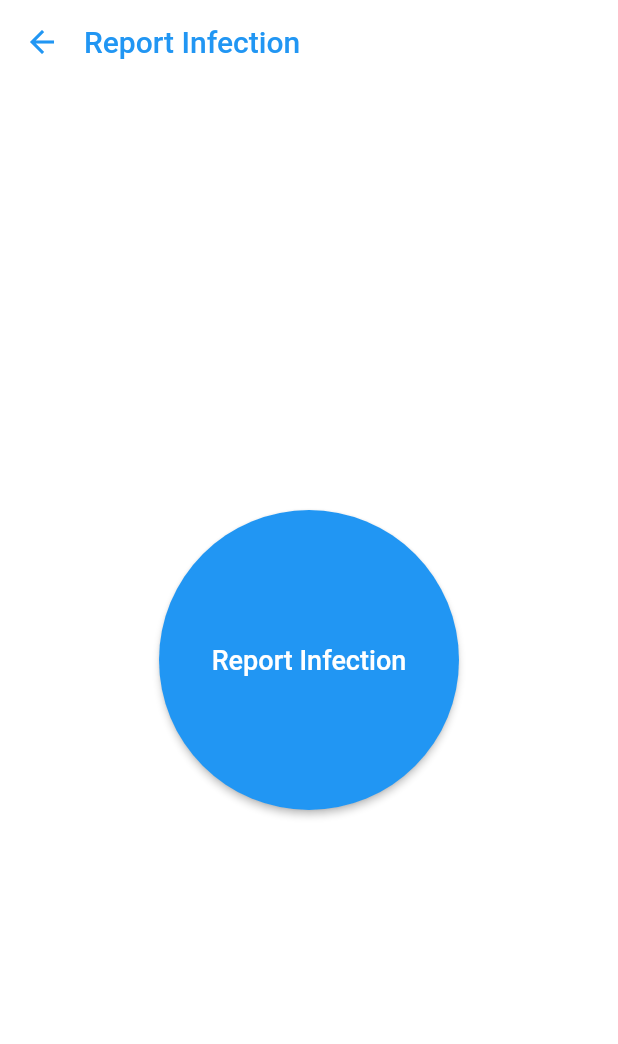
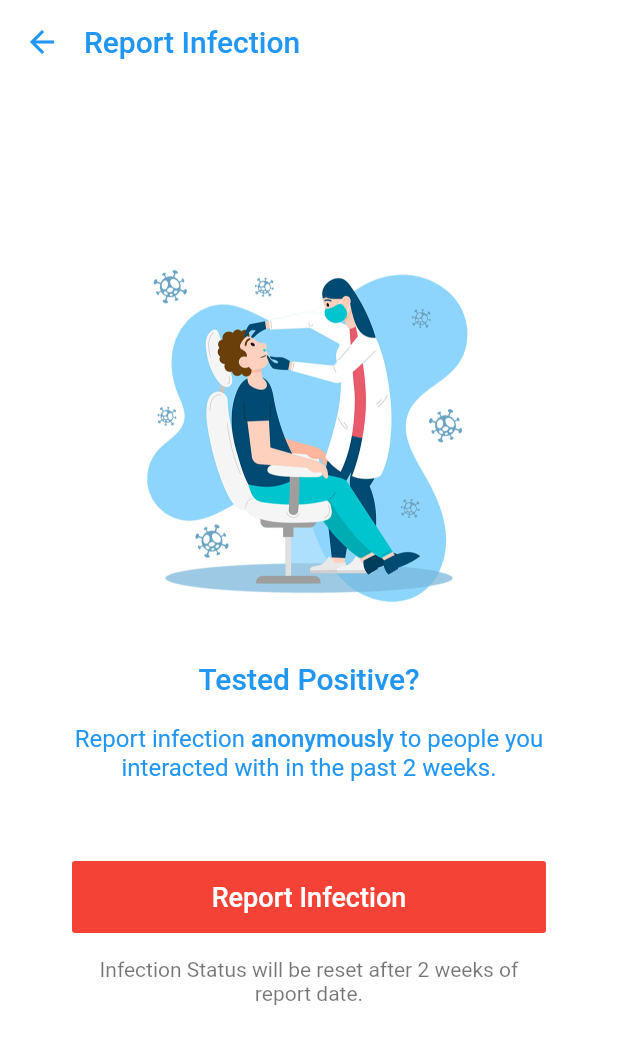
Before and after one commit to WaleedHashmi2310/Bluetooth-Low-Energy-Contact-Tracing-for-Covid-19, a Flutter app: the Home screen opened directly, in the side drawer, after a tap on "Report Infection", on a phone screen of 412 x 824 dp. Shown: the top 1044 px of the screen. Run offline on Flutter 3.47's test engine with Material 2 defaults, Android fonts, the phone set to English and light mode, and no system bars; our stand-ins replace cloud_firestore, firebase_auth, firebase_core, flutter_map, flutter_mobx, geolocator and 4 more; missing offline and left inert: beacon_broadcast, beacons_plugin, numeric_keyboard; accounts and stored records are empty; generated files the repository leaves out were written again; statements that could not run were skipped.

Commit message:
Report/Check

```diff
--- a/lib/pages/app_broadcasting.dart
+++ b/lib/pages/app_broadcasting.dart
@@ -83,7 +83,10 @@ class _BroadcastState extends State<Broadcast> {
   @override
   Widget build(BuildContext context) {
     return Container(
+      child: Center(
         child: Column(
+          mainAxisAlignment: MainAxisAlignment.center,
+          crossAxisAlignment: CrossAxisAlignment.center,
           children: [
             Obx(
               () => broadcastReadyAuthorization != true
@@ -100,14 +103,15 @@ class _BroadcastState extends State<Broadcast> {
                     ? Center(child: Text('Enable Location'),)
                     : Container()
             ),
-          Text('Beacon Data',
-              style: Theme.of(context).textTheme.headline5),
-          Text('UUID: $uuid', style: TextStyle(color: Colors.black)),
-          Text('Major id: $majorId', style: TextStyle(color: Colors.black)),
-          Text('Minor id: $minorId', style: TextStyle(color: Colors.black) ),
-          Text('Tx Power: $transmissionPower', style: TextStyle(color: Colors.black)),
-          Text('Extra data: $extraData', style: TextStyle(color: Colors.black)),
+            // Text('Beacon Data',
+            //     style: Theme.of(context).textTheme.headline5),
+            // Text('UUID: $uuid', style: TextStyle(color: Colors.black)),
+            // Text('Major id: $majorId', style: TextStyle(color: Colors.black)),
+            // Text('Minor id: $minorId', style: TextStyle(color: Colors.black) ),
+            // Text('Tx Power: $transmissionPower', style: TextStyle(color: Colors.black)),
+            // Text('Extra data: $extraData', style: TextStyle(color: Colors.black)),
           ],
+        ),
       ),
     );
   }
--- a/lib/pages/app_scanning.dart
+++ b/lib/pages/app_scanning.dart
@@ -153,13 +153,14 @@ class _ScanState extends State<Scan> {
                 crossAxisAlignment: CrossAxisAlignment.center,
                 mainAxisAlignment: MainAxisAlignment.center,
                 children: <Widget>[
-                  Text('$myData' ,style: TextStyle(fontSize: 16.0, color: Colors.black)),
-                  // if (_currentPosition != null) Text(
-                  //     "LAT: ${_currentPosition.latitude}, LNG: ${_currentPosition.longitude}"),
-                  Padding(
-                    padding: EdgeInsets.all(10.0),
-                  ),
-                  Text('$_nrMessaggesReceived', style: TextStyle(color: Colors.red)),
+                  Container(),
+                  // Text('$myData' ,style: TextStyle(fontSize: 16.0, color: Colors.black)),
+                  // // if (_currentPosition != null) Text(
+                  // //     "LAT: ${_currentPosition.latitude}, LNG: ${_currentPosition.longitude}"),
+                  // Padding(
+                  //   padding: EdgeInsets.all(10.0),
+                  // ),
+                  // Text('$_nrMessaggesReceived', style: TextStyle(color: Colors.red)),
                   // Container(
                   //   height: MediaQuery.of(context).size.height/1.16,
                   //   width: MediaQuery.of(context).size.width/1.16,
--- a/lib/pages/home.dart
+++ b/lib/pages/home.dart
@@ -126,7 +126,7 @@ class _HomeState extends State<Home> with WidgetsBindingObserver {
                       ),
                       ListTile(
                           leading: Icon(Icons.label_important_outlined),
-                          title: Text('Report Infection'),
+                          title: Text('Report Infection', style: TextStyle(fontSize: 16.0, color: Colors.black)),
                           onTap: () => {
                             Navigator.push(
                               context,
@@ -136,7 +136,7 @@ class _HomeState extends State<Home> with WidgetsBindingObserver {
                       ),
                       ListTile(
                           leading: Icon(Icons.label_important_outlined),
-                          title: Text('Check for Exposure'),
+                          title: Text('Check for Exposure', style: TextStyle(fontSize: 16.0, color: Colors.black)),
                           onTap: () => {
                             Navigator.push(
                               context,
@@ -147,7 +147,7 @@ class _HomeState extends State<Home> with WidgetsBindingObserver {
 
                       ListTile(
                           leading: Icon(Icons.exit_to_app, color: Colors.red[400],),
-                          title:Text('Sign Out', style: TextStyle(color: Colors.red[400]),),
+                          title:Text('Sign Out', style: TextStyle(color: Colors.red[400],fontSize: 16.0)),
                           onTap: () {
                             loginStore.signOut(context);
                           }
--- a/lib/pages/report.dart
+++ b/lib/pages/report.dart
@@ -1,6 +1,8 @@
 import 'package:contact_tracing/stores/login_store.dart';
 import 'package:flutter/material.dart';
 import 'package:cloud_firestore/cloud_firestore.dart';
+
+import '../theme.dart';
 class Report extends StatefulWidget {
   @override
   _ReportState createState() => _ReportState();
@@ -8,7 +10,7 @@ class Report extends StatefulWidget {
 
 class _ReportState extends State<Report> {
 
-  bool _hasBeenPressed = false;
+  String _hasBeenPressed;
   String user;
 
   Future<void> setInfected(String docID) async{
@@ -29,7 +31,7 @@ class _ReportState extends State<Report> {
           });
         }
         setState(() {
-          _hasBeenPressed = true;
+          _hasBeenPressed = 'Yes';
         });
       });
     } catch (e) {
@@ -50,13 +52,13 @@ class _ReportState extends State<Report> {
         if (doc.exists){
           exists = true;
           setState(() {
-            _hasBeenPressed = true;
+            _hasBeenPressed = 'Yes';
           });
         }
         else{
           exists = false;
           setState(() {
-            _hasBeenPressed = false;
+            _hasBeenPressed = 'No';
           });
         }
       });
@@ -74,7 +76,7 @@ class _ReportState extends State<Report> {
         appBar: AppBar(
           title: Text(
               'Report Infection',
-            style: TextStyle(color: Colors.blue),
+              style: TextStyle(fontSize: 20.0, color: Colors.blue),
           ),
           titleSpacing: 0.0,
           elevation: 0.0,
@@ -85,20 +87,90 @@ class _ReportState extends State<Report> {
               onPressed: () => Navigator.pop(context)),
         ),
       body: Center(
-        child: Row(
+        child: (_hasBeenPressed == null)? CircularProgressIndicator():
+        Container(
+          child: (_hasBeenPressed == 'No')? Column(
             mainAxisAlignment: MainAxisAlignment.center,
             crossAxisAlignment: CrossAxisAlignment.center,
             children: [
-            ConstrainedBox(
-              constraints: BoxConstraints.tightFor(width: 200, height: 200),
-              child: _hasBeenPressed? Text('Take Care') : MaterialButton(
-                color: Colors.blue,
+              Container(
+                margin: const EdgeInsets.symmetric(horizontal: 5, vertical: 5),
+                child: Center(
+                  child: Container(
+                      constraints: const BoxConstraints(maxHeight: 240),
+                      margin: const EdgeInsets.symmetric(horizontal: 8),
+                      child: Image.asset('assets/img/Report.png')
+                  ),
+                ),
+              ),
+              SizedBox(height: 24.0),
+              Container(
+                  margin: const EdgeInsets.symmetric(horizontal: 20, vertical: 5),
+                  //margin: const EdgeInsets.symmetric(horizontal: 10),
+                  child: Center(
+                    child: Container(
+                        child: RichText(
+                          textAlign: TextAlign.center,
+                          text: const TextSpan(children: <TextSpan>[
+                            TextSpan(text: 'Tested Positive?', style: TextStyle(color: MyColors.primaryColor, fontSize: 20.0,fontWeight: FontWeight.w500)),
+                            TextSpan(text: '\n\nReport infection', style: TextStyle(color: MyColors.primaryColor, fontSize: 16.0,)),
+                            TextSpan(text: ' anonymously ', style: TextStyle(color: MyColors.primaryColor, fontSize: 16.0, fontWeight: FontWeight.w500)),
+                            TextSpan(text: 'to people you interacted with in the past 2 weeks.', style: TextStyle(color: MyColors.primaryColor, fontSize: 16.0,)),
+                          ]),
+                        )
+                    ),
+                  )
+              ),
+              Container(
+                margin: EdgeInsets.all(48),
+                child: Column(
+                  children: [
+                    ButtonTheme(
+                      minWidth: 200.0,
+                      height: 48.0,
+                      child: FlatButton(
+                        color: Colors.red,
                         child: Center(child: Text('Report Infection',textAlign: TextAlign.center, style: TextStyle(fontSize: 18, color: Colors.white))),
-                shape: CircleBorder(),
                         onPressed: () async{setInfected(user);},
                       ),
                     ),
+                    Text('\nInfection Status will be reset after 2 weeks of report date.' ,style: TextStyle(color: Colors.black54), textAlign: TextAlign.center),
                   ],
+                ),
+              )
+            ],
+          ): Column(
+            mainAxisAlignment: MainAxisAlignment.center,
+            crossAxisAlignment: CrossAxisAlignment.center,
+            children: [
+              Container(
+                margin: const EdgeInsets.symmetric(horizontal: 5, vertical: 5),
+                child: Center(
+                  child: Container(
+                      constraints: const BoxConstraints(maxHeight: 240),
+                      margin: const EdgeInsets.symmetric(horizontal: 8),
+                      child: Image.asset('assets/img/Positive.png')
+                  ),
+                ),
+              ),
+              SizedBox(height: 24.0),
+              Container(
+                  margin: const EdgeInsets.symmetric(horizontal: 20, vertical: 5),
+                  //margin: const EdgeInsets.symmetric(horizontal: 10),
+                  child: Center(
+                    child: Container(
+                        child: RichText(
+                          textAlign: TextAlign.center,
+                          text: const TextSpan(children: <TextSpan>[
+                            TextSpan(text: 'You have already reported infection!', style: TextStyle(color: MyColors.primaryColor, fontSize: 20.0,fontWeight: FontWeight.w500)),
+                            TextSpan(text: '\n\nInfection status will reset after 2 weeks of report date.', style: TextStyle(color: MyColors.primaryColor, fontSize: 16.0,)),
+                          ]),
+                        )
+                    ),
+                  )
+              ),
+            ],
+          ),
         ),
       )
     );
```
Also changed, not shown: lib/pages/exposure.dart (+126 -83 lines), assets/img/Exposure.png (added), assets/img/NoExposure.jpg (added), assets/img/Positive.png (added), assets/img/Report.png (added). Lines whose indentation alone changed are shown as unchanged.
